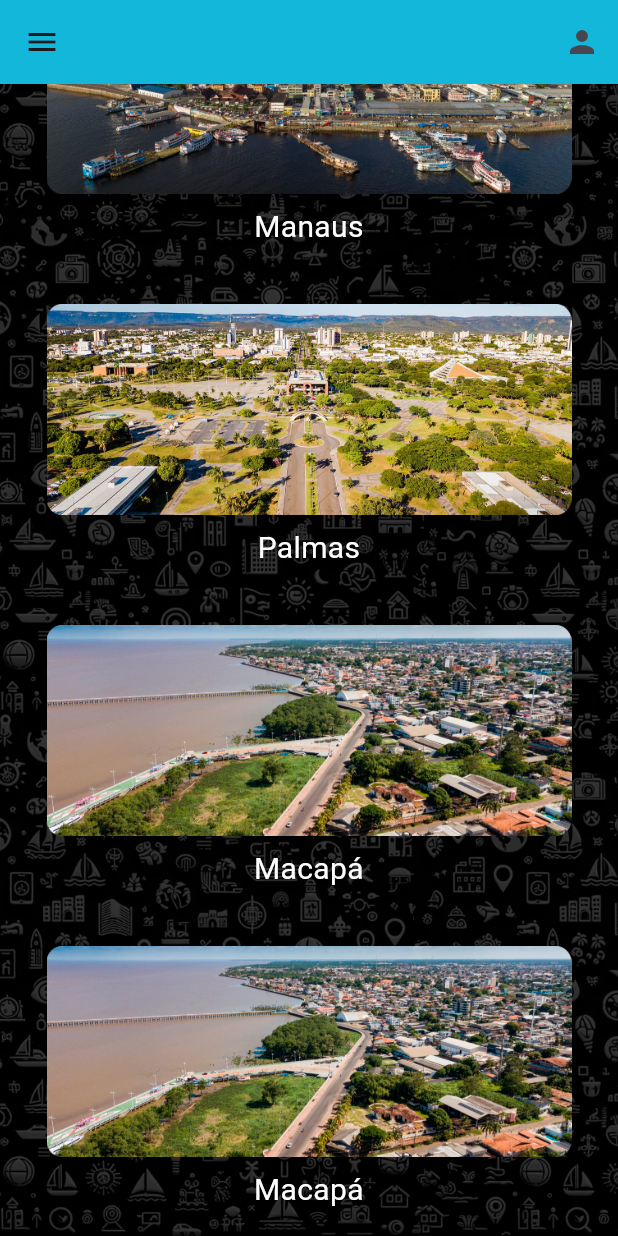
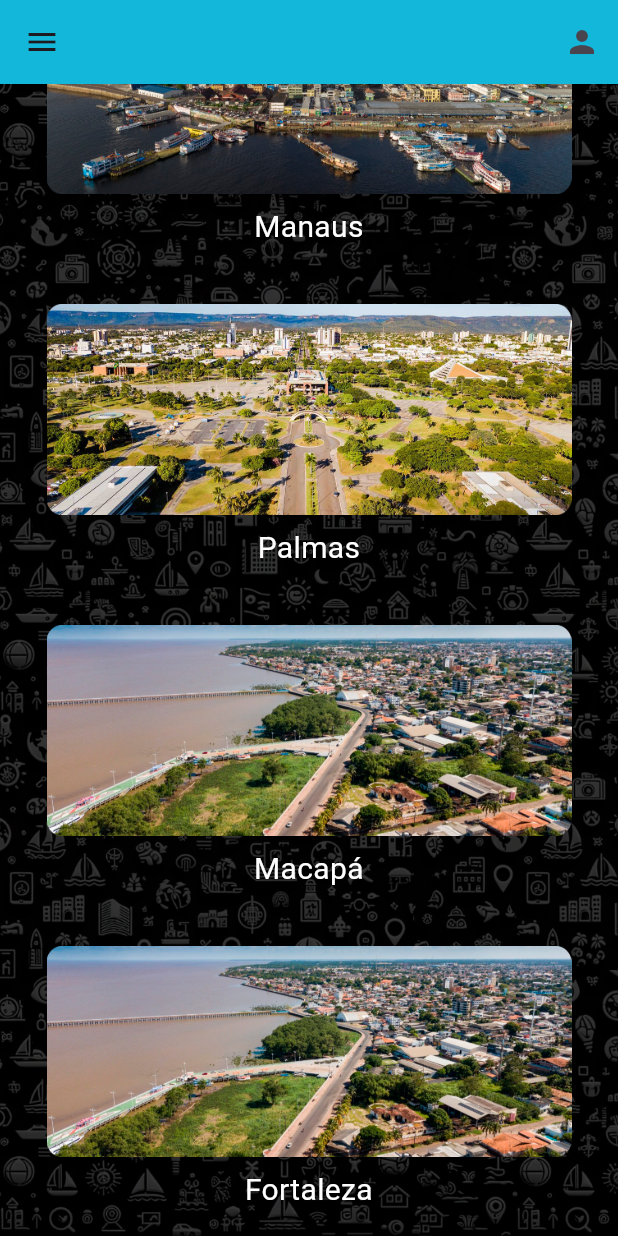
Before and after one commit to GabeesX/cultura_connect, a Flutter app: the screen it shows after launch, scrolled down 316 dp, on a phone screen of 412 x 824 dp. Run offline on Flutter 3.47's test engine with Material 3 defaults, Android fonts, the light colour scheme and no system bars.

Commit message:
edit: Name Fortaleza

```diff
--- a/lib/menu.dart
+++ b/lib/menu.dart
@@ -227,7 +227,7 @@ class _MainScreamState extends State<MainScream> {
                     ),
                     const SizedBox(height: 3),
                     const Text(
-                      "Macapá",
+                      "Fortaleza",
                       style: TextStyle(
                         color: Colors.white,
                         fontSize: 20,
```
